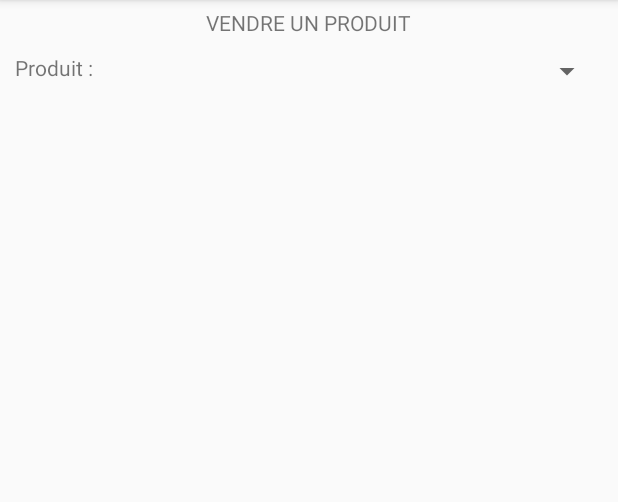
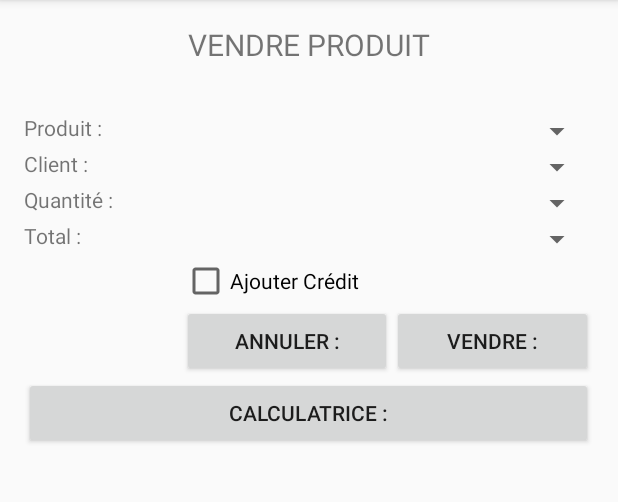
Before and after one commit to Rodez-IUT/lpmms-proto-hf-moe-mayran-mazenq, an Android app: the VendreProduit screen opened directly, with no data from a screen before it, on a phone screen of 412 x 824 dp, the part 84-586 px from its top. Run offline under Robolectric (Android 15) with nearby library versions, the phone set to English and light mode, and no system bars.

Commit message:
Ajout fenêtre vente produit version 2

```diff
--- a/app/src/main/res/layout/vendre_produit.xml
+++ b/app/src/main/res/layout/vendre_produit.xml
@@ -1,33 +1,106 @@
 <?xml version="1.0" encoding="utf-8"?>
-<LinearLayout xmlns:android="http://schemas.android.com/apk/res/android"
+<TableLayout xmlns:android="http://schemas.android.com/apk/res/android"
+    xmlns:app="http://schemas.android.com/apk/res-auto"
     xmlns:tools="http://schemas.android.com/tools"
     android:layout_width="match_parent"
     android:layout_height="match_parent"
-    tools:context=".VendreProduit"
-    android:orientation="vertical">
+    android:padding="@dimen/padding_fenetre"
+    android:stretchColumns="0,1,2"
+    >
 
-    <TextView
-        android:layout_width="wrap_content"
-        android:layout_height="wrap_content"
-        android:text="VENDRE UN PRODUIT"
-        android:layout_gravity="center"
-        android:gravity="center"
-        android:layout_marginVertical="@dimen/marge_verticale"/>
+    <TableRow android:layout_marginBottom="@dimen/ecart_entete">
 
-    <LinearLayout
-        android:layout_width="match_parent"
-        android:layout_height="wrap_content"
-        android:orientation="horizontal"
-        android:layout_marginHorizontal="@dimen/marge_horizontale"
-        android:layout_marginVertical="@dimen/marge_verticale">
+        <TextView
+            android:layout_width="wrap_content"
+            android:layout_height="wrap_content"
+            android:textSize="@dimen/taille_titre"
+            android:textAlignment="center"
+            android:layout_span="3"
+            android:text="VENDRE PRODUIT" />
+    </TableRow>
+    <TableRow>
+
         <TextView
             android:layout_width="wrap_content"
             android:layout_height="wrap_content"
             android:text="@string/texte_produit" />
 
         <Spinner
-            android:layout_width="match_parent"
-            android:layout_height="wrap_content">
+            android:layout_width="wrap_content"
+            android:layout_height="wrap_content"
+            android:layout_span="2">
+
         </Spinner>
-    </LinearLayout>
-</LinearLayout>
+
+    </TableRow>
+    <TableRow>
+
+        <TextView
+            android:layout_width="wrap_content"
+            android:layout_height="wrap_content"
+            android:text="@string/texte_client" />
+
+        <Spinner
+            android:layout_width="wrap_content"
+            android:layout_height="wrap_content"
+            android:layout_span="2">
+        </Spinner>
+
+    </TableRow>
+    <TableRow>
+
+        <TextView
+            android:layout_width="wrap_content"
+            android:layout_height="wrap_content"
+            android:text="@string/texte_quantite" />
+
+        <Spinner
+            android:layout_width="wrap_content"
+            android:layout_height="wrap_content"
+            android:layout_span="2">
+        </Spinner>
+
+    </TableRow>
+    <TableRow>
+
+        <TextView
+            android:layout_width="wrap_content"
+            android:layout_height="wrap_content"
+            android:text="@string/texte_total" />
+
+        <Spinner
+            android:layout_width="wrap_content"
+            android:layout_height="wrap_content"
+            android:layout_span="2">
+        </Spinner>
+
+    </TableRow>
+    <TableRow>
+        <CheckBox android:id="@+id/checkbox_choix"
+            android:layout_width="wrap_content"
+            android:layout_height="wrap_content"
+            android:layout_column="1"
+            android:layout_span="2"
+            android:text="@string/texte_ajout_credit"
+            android:onClick="onCheckboxClicked"/>
+    </TableRow>
+    <TableRow>
+        <Button
+            android:id="@+id/btnAnnuler"
+            android:onClick="clickAnnuler"
+            android:layout_column="1"
+            android:text="@string/texte_btn_annuler" />
+        <Button
+            android:id="@+id/btnVendre"
+            android:onClick="clickVendre"
+            android:layout_column="2"
+            android:text="@string/texte_btn_vendre" />
+    </TableRow>
+    <TableRow>
+        <Button
+            android:id="@+id/btnCalculatrice"
+            android:onClick="clickCalculatrice"
+            android:text="@string/texte_btn_calculatrice"
+            android:layout_span="3"/>
+    </TableRow>
+</TableLayout>
--- a/app/src/main/res/values/dimens.xml
+++ b/app/src/main/res/values/dimens.xml
@@ -1,15 +1,7 @@
+<?xml version="1.0" encoding="utf-8"?>
 <resources>
-    <!-- Toolbar -->
-    <dimen name="elevation">4dp</dimen>
-    <dimen name="taille_titre">16sp</dimen>
-    <dimen name="marge_horizontale">10dp</dimen>
-    <dimen name="marge_verticale">5dp</dimen>
-
-    <!-- Bordure -->
-    <dimen name="border_width_rectangle">1dp</dimen>
-    <dimen name="dash_gap_width">10dp</dimen>
-    <dimen name="dash_width">10dp</dimen>
-
-    <!-- Activité principale -->
-
+    <dimen name="padding_fenetre">16dp</dimen>
+    <dimen name="marge_centrale">16dp</dimen>
+    <dimen name="ecart_entete">32dp</dimen>
+    <dimen name="taille_titre">20sp</dimen>
 </resources>
--- a/app/src/main/res/values/strings.xml
+++ b/app/src/main/res/values/strings.xml
@@ -1,4 +1,11 @@
 <resources>
     <string name="app_name">PstttTuVeuxUnTwix</string>
     <string name="texte_produit">Produit : </string>
+    <string name="texte_client">Client : </string>
+    <string name="texte_quantite">Quantité : </string>
+    <string name="texte_total">Total : </string>
+    <string name="texte_ajout_credit">Ajouter Crédit</string>
+    <string name="texte_btn_annuler">Annuler : </string>
+    <string name="texte_btn_vendre">Vendre : </string>
+    <string name="texte_btn_calculatrice">CALCULATRICE : </string>
 </resources>
```
